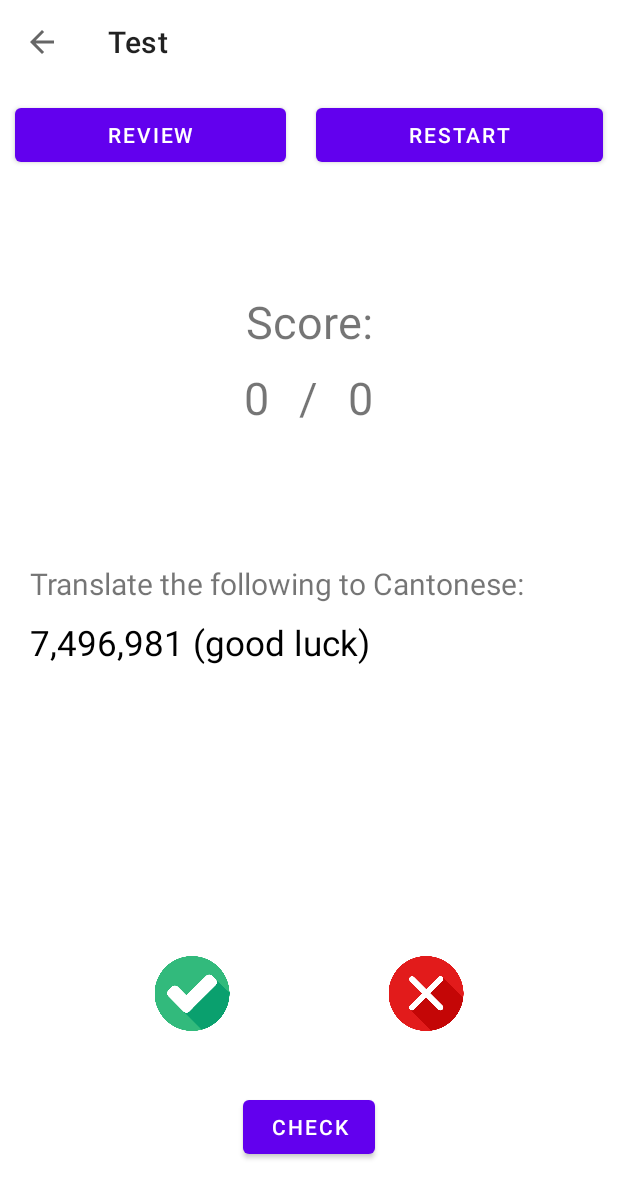
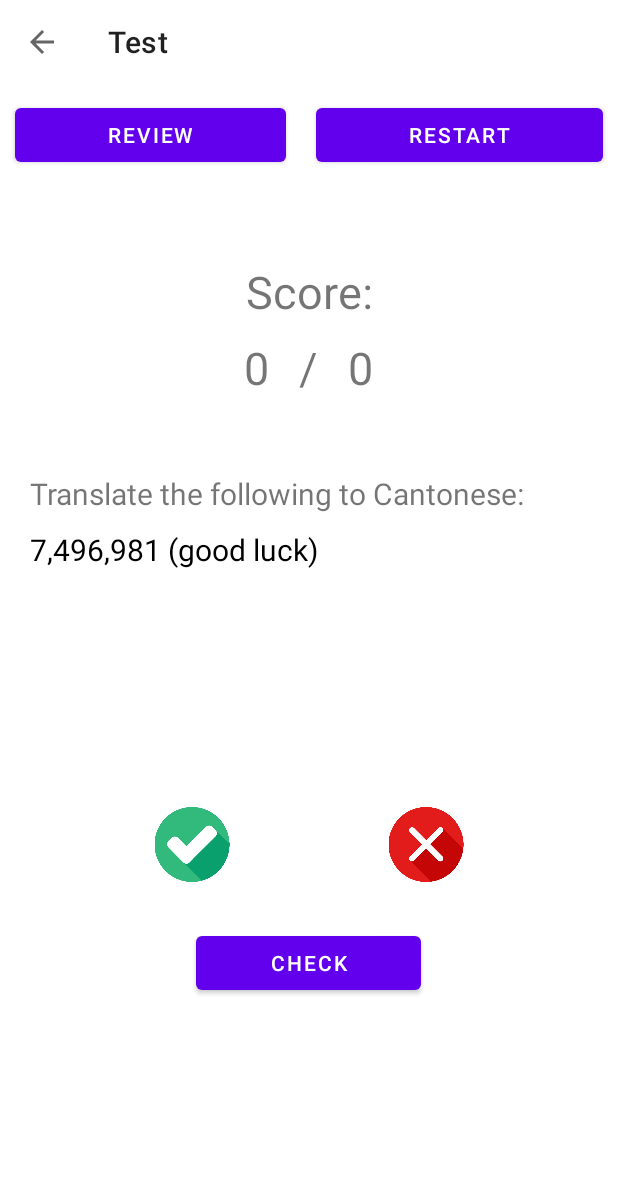
Before and after one commit to kttn54/CanStudy, an Android app: the TestActivity screen opened directly, with no data from a screen before it, on a phone screen of 412 x 824 dp. Shown: the top 1198 px of the screen. Run offline under Robolectric (Android 15) with nearby library versions, the phone set to English and light mode, and no system bars; our stand-ins replace Room's generated code.

```diff
--- a/app/src/main/java/com/example/canstudy/ui/TestActivity.kt
+++ b/app/src/main/java/com/example/canstudy/ui/TestActivity.kt
@@ -45,6 +45,16 @@ class TestActivity : AppCompatActivity() {
         binding = ActivityTestBinding.inflate(layoutInflater)
         setContentView(binding.root)
 
+        initialiseActivity()
+
+        ibTick.setOnClickListener { calculateCorrectAnswer() }
+        ibCross.setOnClickListener { calculateWrongAnswer() }
+        btnCheck.setOnClickListener { displayCantoneseText() }
+        btnRestart.setOnClickListener { restartScore() }
+        btnReview.setOnClickListener { goToReviewActivity() }
+    }
+
+    private fun initialiseActivity() {
         setSupportActionBar(binding?.toolbarTestActivity)
         if (supportActionBar != null) {
             supportActionBar?.setDisplayHomeAsUpEnabled(true)
@@ -52,14 +62,23 @@ class TestActivity : AppCompatActivity() {
         }
         binding?.toolbarTestActivity?.setNavigationOnClickListener { onBackPressed() }
 
-        initialiseActivity()
+        ibTick = binding.ibTick
+        ibCross = binding.ibCross
+        btnCheck = binding.btnCheck
+        btnReview = binding.btnReview
+        btnRestart = binding.btnRestart
+        tvCantoneseDescription = binding.tvCantoneseDescription
+        tvCantoneseTranslation = binding.tvCantoneseTranslation
+        tvEnglishDescription = binding.tvEnglishDescription
+        tvEnglishTranslation = binding.tvEnglishTranslation
+        tvWordID = binding.tvWordID
+        tvLeftScore = binding.tvLeftScore
+        tvRightScore = binding.tvRightScore
 
-        val dao = (application as CanStudyApp).db.wordDao()
+        tvCantoneseTranslation.visibility = INVISIBLE
+        tvCantoneseDescription.visibility = INVISIBLE
 
-        ibTick.setOnClickListener { calculateCorrectAnswer() }
-        ibCross.setOnClickListener { calculateWrongAnswer() }
-        btnCheck.setOnClickListener { displayCantoneseText() }
-        btnRestart.setOnClickListener { restartScore() }
+        getWord()
     }
 
     private fun calculateCorrectAnswer() {
@@ -95,24 +114,10 @@ class TestActivity : AppCompatActivity() {
         }
     }
 
-    private fun initialiseActivity() {
-        ibTick = binding.ibTick
-        ibCross = binding.ibCross
-        btnCheck = binding.btnCheck
-        btnReview = binding.btnReview
-        btnRestart = binding.btnRestart
-        tvCantoneseDescription = binding.tvCantoneseDescription
-        tvCantoneseTranslation = binding.tvCantoneseTranslation
-        tvEnglishDescription = binding.tvEnglishDescription
-        tvEnglishTranslation = binding.tvEnglishTranslation
-        tvWordID = binding.tvWordID
-        tvLeftScore = binding.tvLeftScore
-        tvRightScore = binding.tvRightScore
-
-        tvCantoneseTranslation.visibility = INVISIBLE
-        tvCantoneseDescription.visibility = INVISIBLE
-
-        getWord()
+    private fun goToReviewActivity() {
+        val intent = Intent(this, ReviewActivity::class.java)
+        intent.putIntegerArrayListExtra("key", wrongWordList)
+        startActivity(intent)
     }
 
     private fun getWord() {
--- a/app/src/main/res/layout/activity_test.xml
+++ b/app/src/main/res/layout/activity_test.xml
@@ -43,7 +43,7 @@
 
     <TextView
         android:id="@+id/tvScore"
-        android:layout_marginTop="70dp"
+        android:layout_marginTop="50dp"
         android:layout_marginLeft="10dp"
         android:layout_marginRight="10dp"
         android:gravity="center"
@@ -92,7 +92,7 @@
         android:id="@+id/tvEnglishDescription"
         android:layout_width="match_parent"
         android:layout_height="wrap_content"
-        android:layout_marginTop="80dp"
+        android:layout_marginTop="40dp"
         android:layout_marginLeft="20dp"
         android:layout_marginRight="20dp"
         android:textSize="20sp"
@@ -106,7 +106,7 @@
         android:layout_marginLeft="20dp"
         android:layout_marginRight="20dp"
         android:textColor="@color/black"
-        android:textSize="23sp"
+        android:textSize="20sp"
         tools:text="Hello"/>
 
     <TextView
@@ -127,7 +127,7 @@
         android:layout_marginLeft="20dp"
         android:layout_marginRight="20dp"
         android:textColor="@color/black"
-        android:textSize="23sp"
+        android:textSize="20sp"
         tools:text="Lei5 hou2"/>
 
     <LinearLayout
@@ -162,8 +162,8 @@
 
     <Button
         android:id="@+id/btnCheck"
-        android:layout_marginTop="40dp"
-        android:layout_width="wrap_content"
+        android:layout_marginTop="30dp"
+        android:layout_width="150dp"
         android:layout_height="wrap_content"
         android:layout_gravity="center"
         android:text="Check"
```
Also changed, not shown: app/src/main/java/com/example/canstudy/ui/ReviewActivity.kt (+22 -8 lines), app/src/main/java/com/example/canstudy/ui/SearchActivity.kt (+13 -7 lines), app/src/main/res/layout/activity_review.xml (+23 -2 lines).
